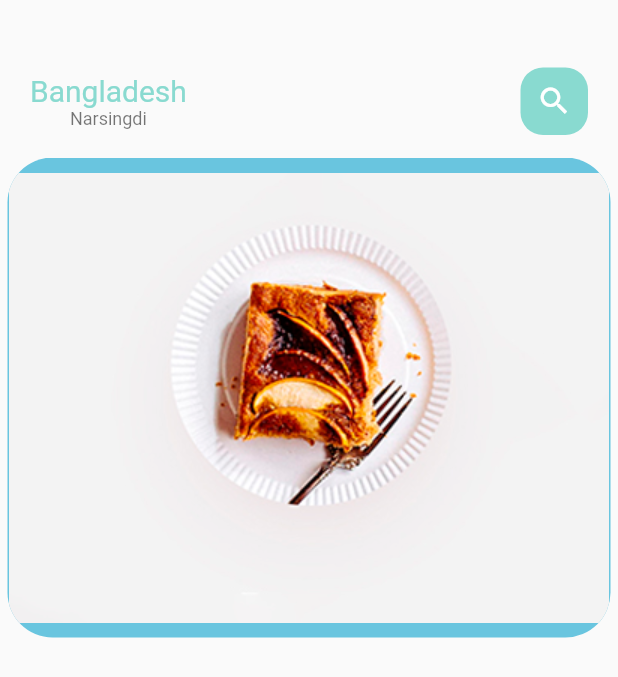
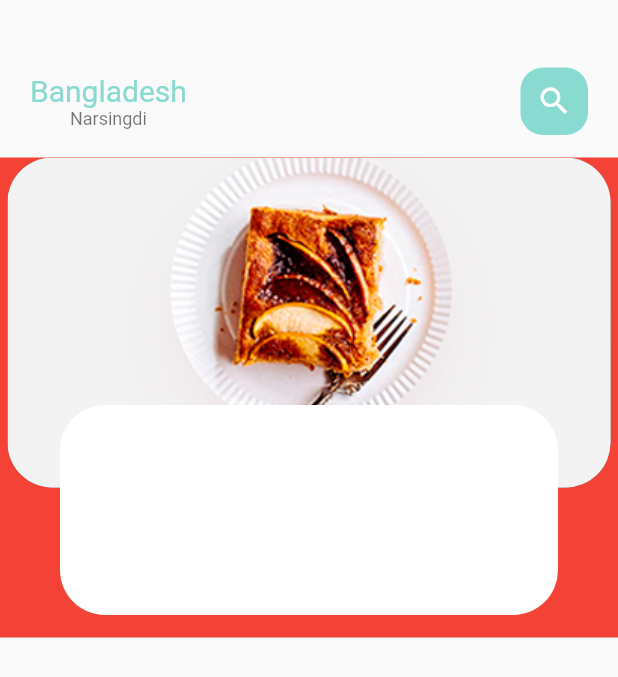
Before and after one commit to mahershmesa/food-delivery, a Flutter app: the MainFoodPage screen opened directly, on a phone screen of 412 x 824 dp. Shown: the top 677 px of the screen. Run offline on Flutter 3.47's test engine with Material 2 defaults, Android fonts, the phone set to English and light mode, and no system bars.

Commit message:
first commit

```diff
--- a/lib/home/food_page_body.dart
+++ b/lib/home/food_page_body.dart
@@ -11,6 +11,7 @@ class _FoodPageBodyState extends State<FoodPageBody> {
   @override
   Widget build(BuildContext context) {
     return Container(
+      color: Colors.red,
       height: 320,
       child: PageView.builder(
         itemCount: 5,
@@ -20,16 +21,33 @@ class _FoodPageBodyState extends State<FoodPageBody> {
     );
   }
   Widget _buildPageItem(int index){
-    return Container(
+    return Stack(
+      children: [
+        Container(
       height: 220,
       margin:EdgeInsets.only(left: 5,right: 5),
       decoration: BoxDecoration(
         borderRadius: BorderRadius.circular(30),
         color:index.isEven?Color(0xFF69c5df):Color(0xFF9294cc),
         image: DecorationImage(
+          fit: BoxFit.cover,
           image: AssetImage("assets/image/food1.png")
         )
       ),
+    ),
+    ////////////تداخل container
+    Align(
+      alignment: Alignment.bottomCenter,
+      child: Container(
+        height: 140,
+        margin:EdgeInsets.only(left: 40,right: 40,bottom: 15),
+        decoration: BoxDecoration(
+          borderRadius: BorderRadius.circular(30),
+          color:Colors.white,
+        ),
+      ),
+    ),
+      ],
     );
   }
 }
```
